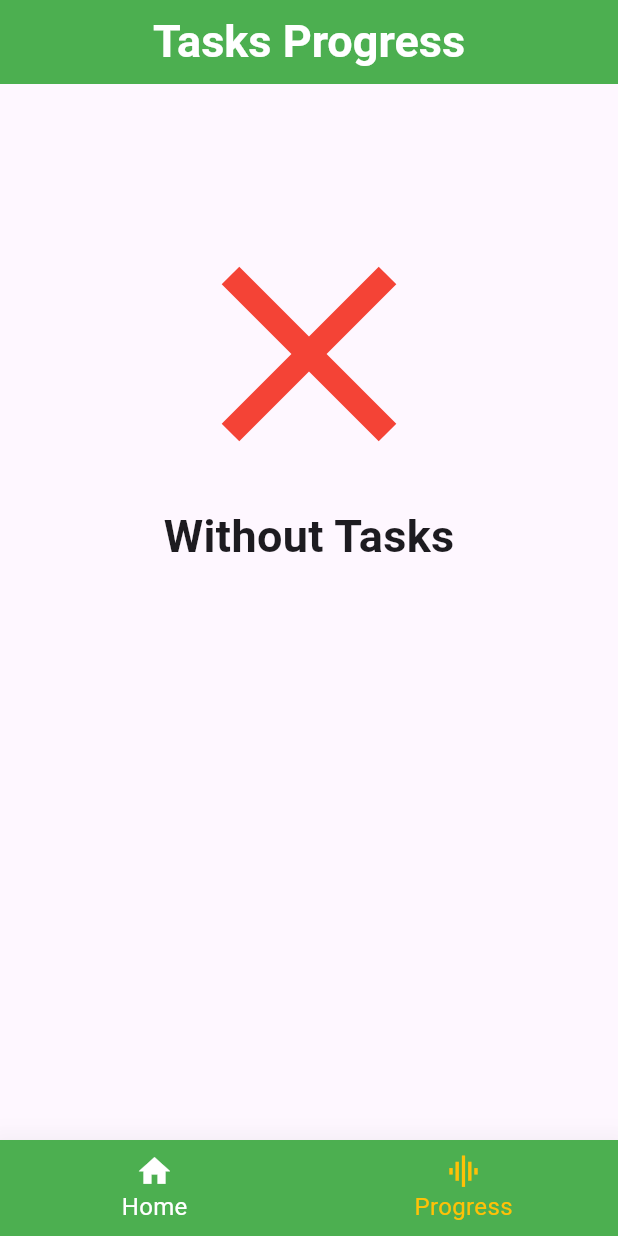
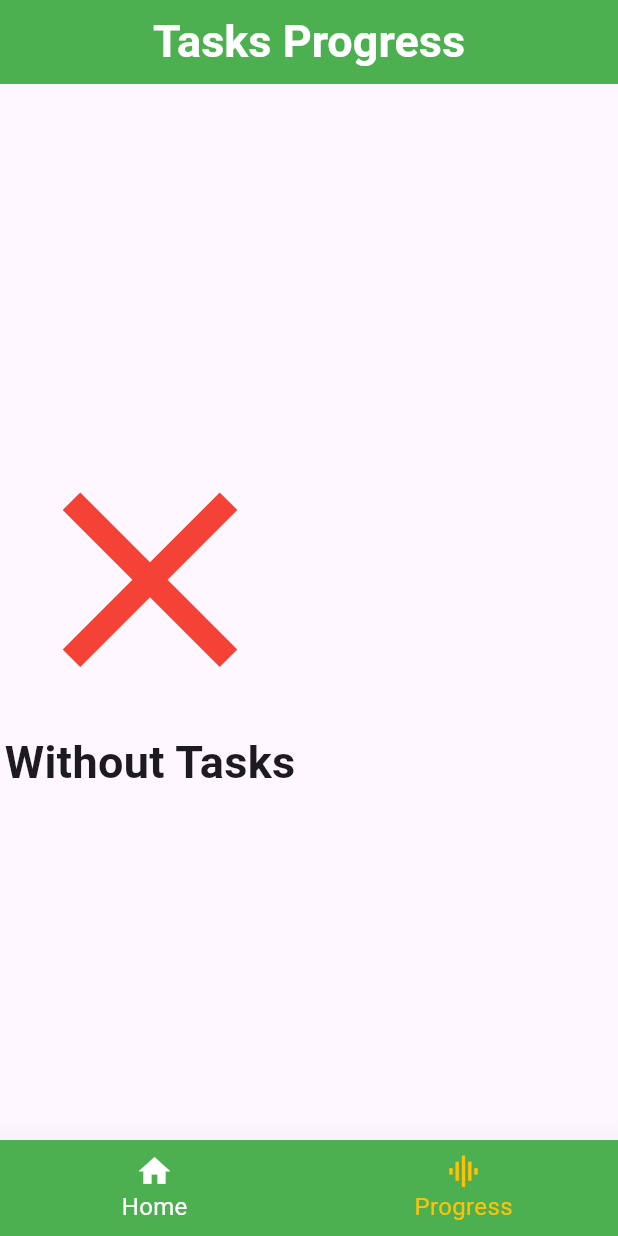
Before and after one commit to renigoms/Desafio-01, a Flutter app: the screen it shows after launch, item 2 of the bottom bar chosen, on a phone screen of 412 x 824 dp. Run offline on Flutter 3.47's test engine with Material 3 defaults, Android fonts, the phone set to English and light mode, and no system bars; our stand-ins replace fl_chart, go_router, shared_preferences.

Commit message:
fix: Fixing the Responsiveness of the Progress Graph

```diff
--- a/task_list_challenge_1/lib/app/pages/progess_bar_page.dart
+++ b/task_list_challenge_1/lib/app/pages/progess_bar_page.dart
@@ -1,11 +1,11 @@
-import 'package:fl_chart/fl_chart.dart';
 import 'package:flutter/material.dart';
 import 'package:flutter/scheduler.dart';
 import 'package:provider/provider.dart';
 import 'package:task_list_challenge_1/app/controller/progress_controller.dart';
 import 'package:task_list_challenge_1/app/controller/task_controller.dart';
-import 'package:task_list_challenge_1/app/configuration/section_configuration.dart';
-import 'package:task_list_challenge_1/app/widgets/listtile_config.dart';
+import 'package:task_list_challenge_1/app/widgets/progress_chart/chart.dart';
+import 'package:task_list_challenge_1/app/widgets/progress_chart/legends.dart';
+import 'package:task_list_challenge_1/app/widgets/progress_chart/tasks_not_found.dart';
 
 class ProgressBarPage extends StatefulWidget {
   const ProgressBarPage({super.key});
@@ -16,10 +16,6 @@ class ProgressBarPage extends StatefulWidget {
 
 class _ProgressBarPageState extends State<ProgressBarPage> {
   double _percentCompleted = 0.0, _percentPending = 0.0;
-
-  int touchedIndex = 0;
-
-  bool _isTouchedCompleted = false, _isTouchPending = false;
 
   void _startPercent() async {
     var provider = Provider.of<ProgressController>(context, listen: false);
@@ -62,115 +58,27 @@ class _ProgressBarPageState extends State<ProgressBarPage> {
           builder: (_, progressController, widget) {
         _percentCompleted = progressController.getPercentCompleted();
         _percentPending = progressController.getPercentPending();
-        return RefreshIndicator(
-          color: Colors.green,
-          onRefresh: () async {
-            await progressController.calculatePercentCompleted();
-            await progressController.calculatePercentPending();
-          },
-          child: Container(
-            margin: const EdgeInsets.only(top: 80),
-            child: ListView(
-              children: [
-                _percentCompleted == 0.0 && _percentPending == 0.0
-                    ? const Column(
-                        mainAxisAlignment: MainAxisAlignment.center,
-                        children: [
-                          Icon(
-                            Icons.close,
-                            color: Colors.red,
-                            size: 200,
-                          ),
-                          Text(
-                            "Without Tasks",
-                            style: TextStyle(
-                              fontWeight: FontWeight.bold,
-                              fontSize: 30,
-                            ),
-                          ),
-                        ],
-                      )
-                    : Column(
-                        children: [
-                          SizedBox(
-                            height: 330,
-                            width: 330,
-                            child: PieChart(
-                              PieChartData(
-                                pieTouchData: PieTouchData(
-                                  touchCallback:
-                                      (FlTouchEvent event, pieTouchResponse) {
-                                    progressController.animationLogic(
-                                        event, pieTouchResponse);
-                                    touchedIndex =
-                                        progressController.getTouchedIndex();
-                                    _isTouchedCompleted = touchedIndex == 0;
-                                    _isTouchPending = touchedIndex == 1;
-                                  },
-                                ),
-                                sectionsSpace: 5,
-                                centerSpaceRadius: 60,
-                                sections: [
-                                  SectionConfig.pieChartSectionDataConfig(
-                                    _isTouchedCompleted,
-                                    _percentCompleted,
-                                    Colors.green,
-                                  ),
-                                  SectionConfig.pieChartSectionDataConfig(
-                                    _isTouchPending,
-                                    _percentPending,
-                                    Colors.red,
-                                  )
-                                ],
-                              ),
-                            ),
-                          ),
-                          Container(
-                            margin: const EdgeInsets.only(left: 150, top: 30),
-                            width: 200,
-                            height: 200,
-                            decoration: BoxDecoration(
-                                color: Colors.white,
-                                borderRadius: BorderRadius.circular(10),
-                                border:
-                                    Border.all(color: Colors.black, width: 2)),
-                            child: const SizedBox(
-                              height: 200,
-                              child: Column(
-                                mainAxisAlignment: MainAxisAlignment.center,
-                                children: [
-                                  Center(
-                                    child: Text(
-                                      "Legend",
-                                      style: TextStyle(
-                                        fontSize: 20,
-                                        fontWeight: FontWeight.bold,
-                                      ),
-                                    ),
-                                  ),
-                                  ListTileConfig(
-                                    icon: Icon(
-                                      Icons.rectangle,
-                                      color: Colors.green,
-                                    ),
-                                    text: "Completed",
-                                  ),
-                                  ListTileConfig(
-                                    icon: Icon(
-                                      Icons.rectangle,
-                                      color: Colors.red,
-                                    ),
-                                    text: "Pending",
-                                  ),
-                                ],
-                              ),
-                            ),
-                          ),
-                        ],
-                      ),
-              ],
-            ),
-          ),
+        return Container(
+          child: _percentCompleted == 0.0 && _percentPending == 0.0
+              ? const TaskNotFound()
+              : Column(
+                  children: [
+                    Expanded(
+                        flex: 5,
+                        child: ProgressPizzaChart(
+                            percentCompleted: _percentCompleted,
+                            percentPending: _percentPending)),
+                    Expanded(
+                      flex: 4,
+                      child: Container(
+                          padding: const EdgeInsets.symmetric(
+                              horizontal: 40, vertical: 50),
+                          width: double.infinity,
+                          height: double.infinity,
+                          child: const ChartLegends()),
+                    )
+                  ],
+                ),
         );
       }),
     );
--- /dev/null
+++ b/task_list_challenge_1/lib/app/widgets/progress_chart/tasks_not_found.dart
@@ -0,0 +1,26 @@
+import 'package:flutter/material.dart';
+
+class TaskNotFound extends StatelessWidget {
+  const TaskNotFound({super.key});
+
+  @override
+  Widget build(BuildContext context) {
+    return const Column(
+      mainAxisAlignment: MainAxisAlignment.center,
+      children: [
+        Icon(
+          Icons.close,
+          color: Colors.red,
+          size: 200,
+        ),
+        Text(
+          "Without Tasks",
+          style: TextStyle(
+            fontWeight: FontWeight.bold,
+            fontSize: 30,
+          ),
+        ),
+      ],
+    );
+  }
+}
```
Also changed, not shown: task_list_challenge_1/lib/app/widgets/progress_chart/chart.dart (added, +82 -0 lines), task_list_challenge_1/lib/app/widgets/progress_chart/legends.dart (added, +47 -0 lines).
